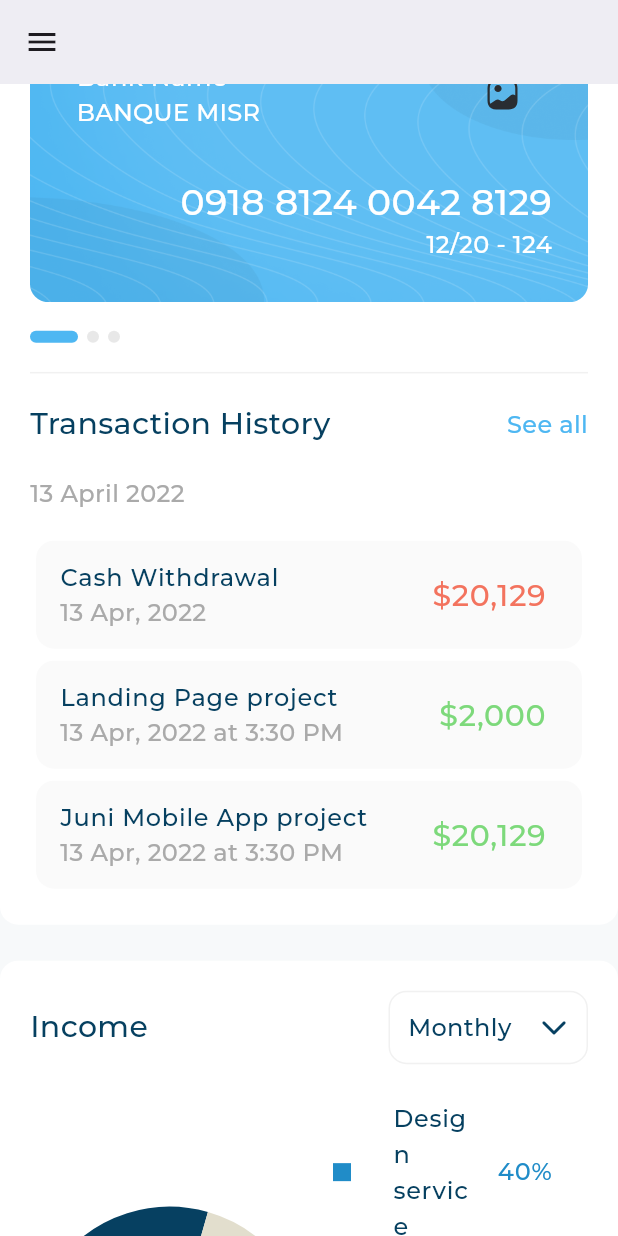
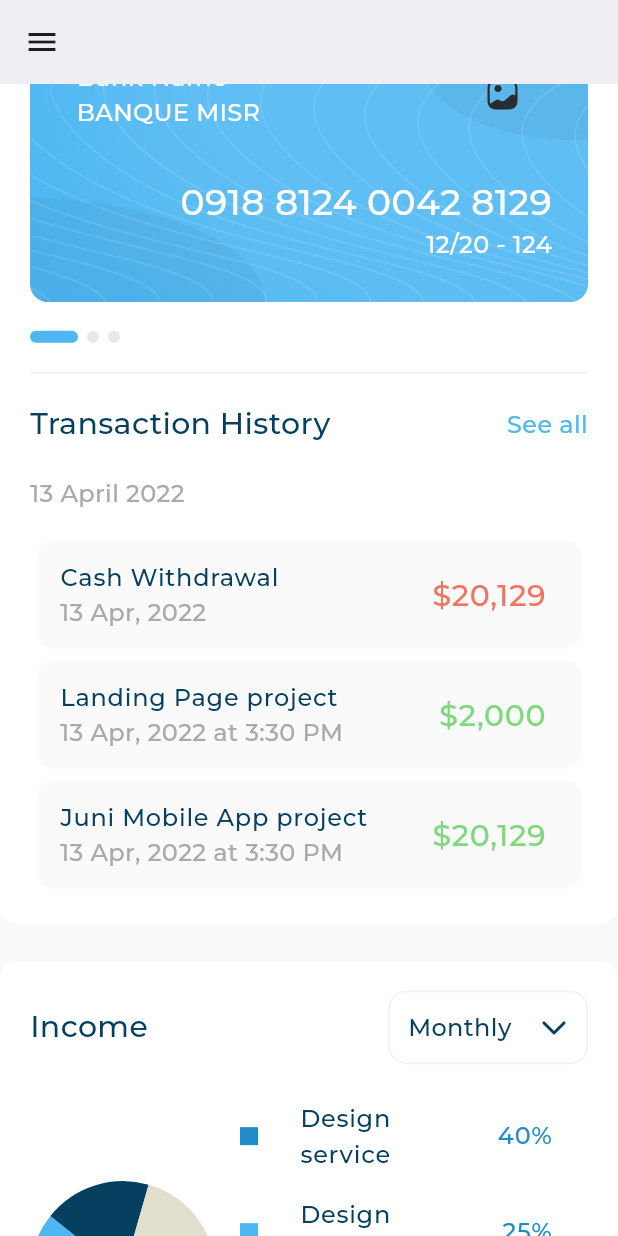
Before and after one commit to Ahmed-Abdelhamid0/Responsive_Admin_Dashboard, a Flutter app: the screen it shows after launch, scrolled down 1152 dp, on a phone screen of 412 x 824 dp. Run offline on Flutter 3.47's test engine with Material 3 defaults, Android fonts, the phone set to English and light mode, and no system bars; drawn by our look-alikes of expandable_page_view, fl_chart; our stand-ins replace flutter_svg; project files that could hold a hidden picture were left out.

Commit message:
first commit

```diff
--- a/lib/views/widgets/income_section/income_details.dart
+++ b/lib/views/widgets/income_section/income_details.dart
@@ -29,6 +29,7 @@ static const List<IncomeModel> incomeList=[
   @override
   Widget build(BuildContext context) {
     return Column(
+      crossAxisAlignment: CrossAxisAlignment.start,
       children: incomeList.map((child)=>IncomeItem(incomeModel: child)).toList(),
     );
 
--- a/lib/views/widgets/income_section/income_section.dart
+++ b/lib/views/widgets/income_section/income_section.dart
@@ -1,8 +1,8 @@
 import 'package:admin_dashboard/utils/custom_background_container.dart';
-import 'package:admin_dashboard/views/widgets/income_section/income_chart.dart';
-import 'package:admin_dashboard/views/widgets/income_section/income_details.dart';
 import 'package:admin_dashboard/views/widgets/income_section/income_header.dart';
 import 'package:flutter/material.dart';
+
+import 'income_section_body.dart';
 
 class IncomeSection extends StatelessWidget {
   const IncomeSection({super.key});
@@ -14,14 +14,7 @@ class IncomeSection extends StatelessWidget {
         children: [
            IncomeHeader(),
           SizedBox(height: 16),
-          Row(
-            crossAxisAlignment: CrossAxisAlignment.center,
-
-            children: [
-              Expanded(child: IncomeChart()),
-              Expanded(child: IncomeDetails()),
-            ],
-          ),
+          IncomeSectionBody(),
         ],
       ),
     );
--- /dev/null
+++ b/lib/views/widgets/income_section/income_section_body.dart
@@ -0,0 +1,23 @@
+import 'package:flutter/material.dart';
+
+import 'income_chart.dart';
+import 'income_details.dart';
+
+class IncomeSectionBody extends StatelessWidget {
+  const IncomeSectionBody({
+    super.key,
+  });
+
+  @override
+  Widget build(BuildContext context) {
+    double width=MediaQuery.of(context).size.width;
+    return width >= 1200 && width < 1750 ? const SizedBox() : const  Row(
+      crossAxisAlignment: CrossAxisAlignment.center,
+
+      children: [
+        Expanded(child: IncomeChart()),
+        Expanded(flex:2,child: IncomeDetails()),
+      ],
+    );
+  }
+}
```
